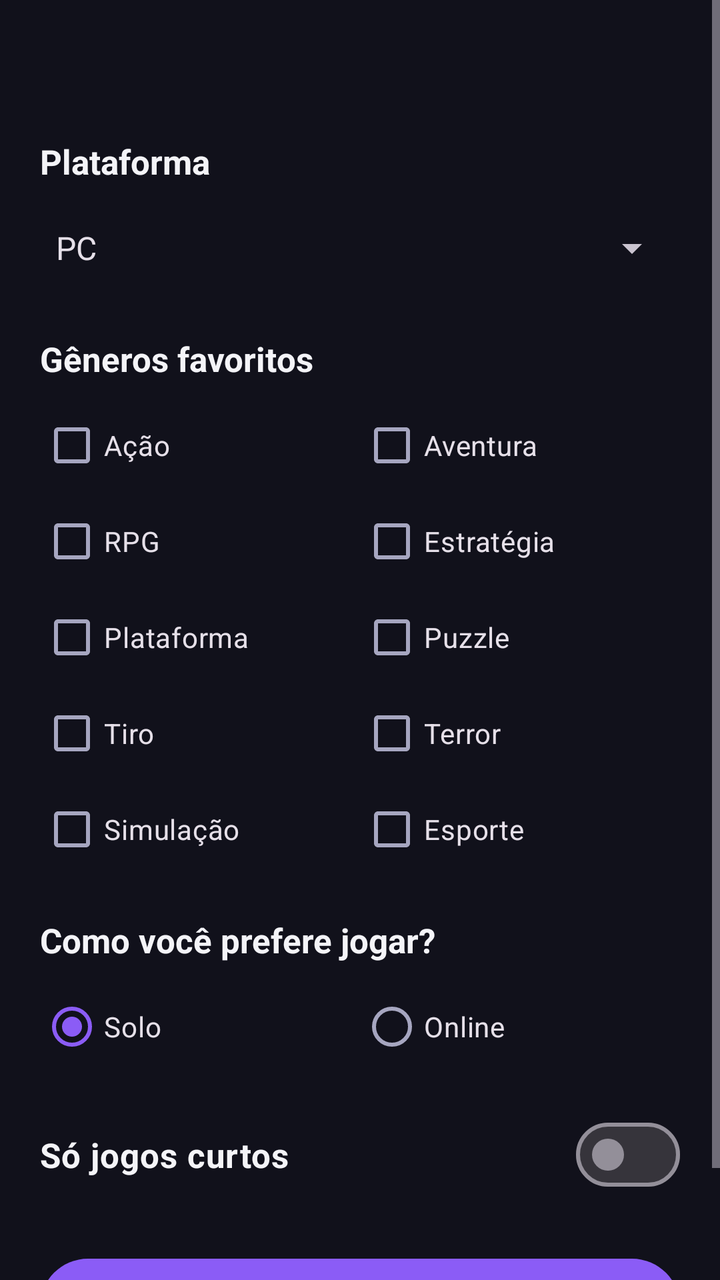
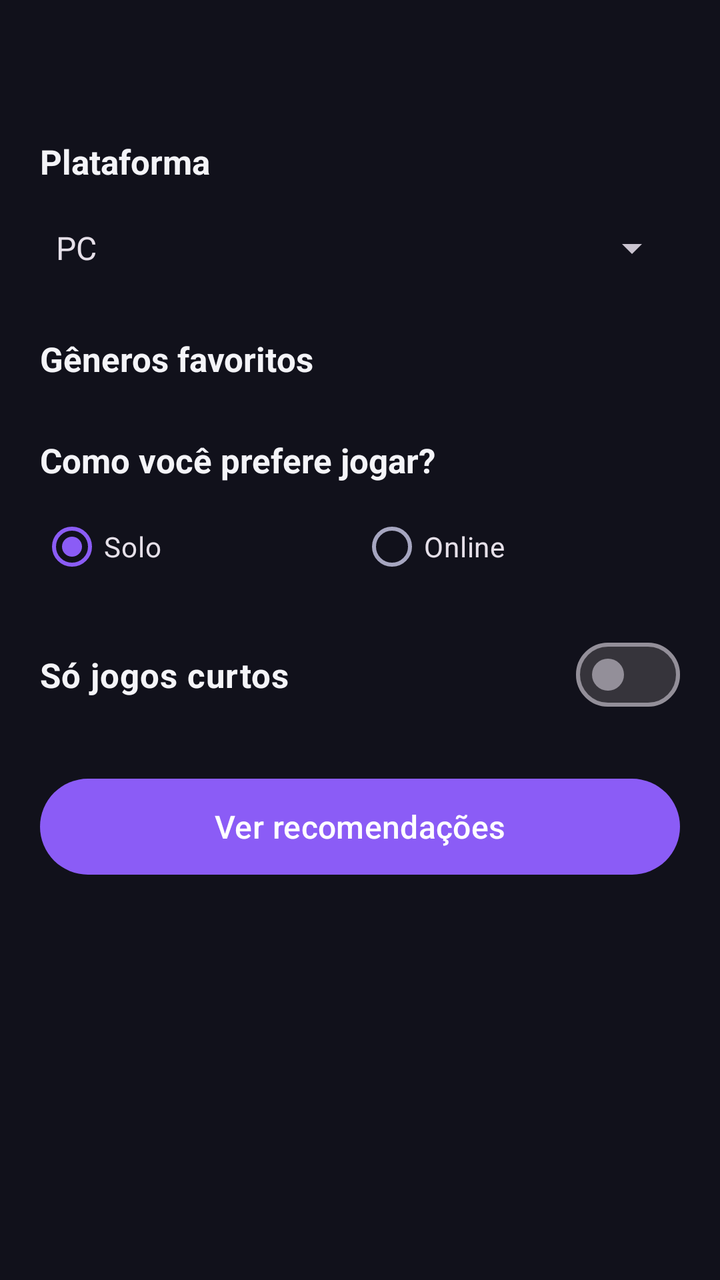

Two renders of the same Android screen: before a commit and after it. Below are the layout's source before the change and the commit's diff.
<!-- AndroidManifest.xml: application theme Theme.GameMatch -->
<!-- res/layout/activity_preferences.xml -->
<?xml version="1.0" encoding="utf-8"?>
<ScrollView xmlns:android="http://schemas.android.com/apk/res/android"
    android:layout_width="match_parent"
    android:layout_height="match_parent">

    <LinearLayout style="@style/Screen">

        <TextView
            android:id="@+id/tvGreeting"
            style="@style/Text.Title"
            android:textSize="22sp" />

        <TextView
            style="@style/Text.Section"
            android:text="@string/label_platform" />

        <Spinner
            android:id="@+id/spPlatform"
            android:layout_width="match_parent"
            android:layout_height="48dp"
            android:entries="@array/platforms" />

        <TextView
            style="@style/Text.Section"
            android:text="@string/label_genres" />

        
        <GridLayout
            android:id="@+id/gridGenres"
            android:layout_width="match_parent"
            android:layout_height="wrap_content"
            android:columnCount="2">

            <CheckBox
                android:layout_width="0dp"
                android:layout_columnWeight="1"
                android:text="@string/genre_action" />

            <CheckBox
                android:layout_width="0dp"
                android:layout_columnWeight="1"
                android:text="@string/genre_adventure" />

            <CheckBox
                android:layout_width="0dp"
                android:layout_columnWeight="1"
                android:text="@string/genre_rpg" />

            <CheckBox
                android:layout_width="0dp"
                android:layout_columnWeight="1"
                android:text="@string/genre_strategy" />

            <CheckBox
                android:layout_width="0dp"
                android:layout_columnWeight="1"
                android:text="@string/genre_platformer" />

            <CheckBox
                android:layout_width="0dp"
                android:layout_columnWeight="1"
                android:text="@string/genre_puzzle" />

            <CheckBox
                android:layout_width="0dp"
                android:layout_columnWeight="1"
                android:text="@string/genre_shooter" />

            <CheckBox
                android:layout_width="0dp"
                android:layout_columnWeight="1"
                android:text="@string/genre_horror" />

            <CheckBox
                android:layout_width="0dp"
                android:layout_columnWeight="1"
                android:text="@string/genre_simulation" />

            <CheckBox
                android:layout_width="0dp"
                android:layout_columnWeight="1"
                android:text="@string/genre_sports" />
        </GridLayout>

        <TextView
            style="@style/Text.Section"
            android:text="@string/label_mode" />

        <RadioGroup
            android:id="@+id/rgMode"
            android:layout_width="match_parent"
            android:layout_height="wrap_content"
            android:checkedButton="@+id/rbSolo"
            android:orientation="horizontal">

            <RadioButton
                android:id="@+id/rbSolo"
                android:layout_width="0dp"
                android:layout_height="wrap_content"
                android:layout_weight="1"
                android:text="@string/mode_solo" />

            <RadioButton
                android:id="@+id/rbOnline"
                android:layout_width="0dp"
                android:layout_height="wrap_content"
                android:layout_weight="1"
                android:text="@string/mode_online" />
        </RadioGroup>

        <com.google.android.material.materialswitch.MaterialSwitch
            android:id="@+id/swShortOnly"
            android:layout_width="match_parent"
            android:layout_height="wrap_content"
            android:layout_marginTop="16dp"
            android:text="@string/label_short_only"
            android:textColor="@color/text"
            android:textSize="17sp"
            android:textStyle="bold" />

        <Button
            android:id="@+id/btnRecommend"
            style="@style/Button.Primary"
            android:layout_marginTop="24dp"
            android:text="@string/action_recommend" />

    </LinearLayout>
</ScrollView>
<!-- resources referenced by this layout -->
<resources>
  <string-array name="platforms">
          <item>PC</item>
          <item>PlayStation</item>
          <item>Xbox</item>
          <item>Switch</item>
      </string-array>
  <color name="text">#F4F4F8</color>
  <string name="action_recommend">Ver recomendações</string>
  <string name="genre_action">Ação</string>
  <string name="genre_adventure">Aventura</string>
  <string name="genre_horror">Terror</string>
  <string name="genre_platformer">Plataforma</string>
  <string name="genre_puzzle">Puzzle</string>
  <string name="genre_rpg">RPG</string>
  <string name="genre_shooter">Tiro</string>
  <string name="genre_simulation">Simulação</string>
  <string name="genre_sports">Esporte</string>
  <string name="genre_strategy">Estratégia</string>
  <string name="label_genres">Gêneros favoritos</string>
  <string name="label_mode">Como você prefere jogar?</string>
  <string name="label_platform">Plataforma</string>
  <string name="label_short_only">Só jogos curtos</string>
  <string name="mode_online">Online</string>
  <string name="mode_solo">Solo</string>
  <style name="Button.Primary" parent="Widget.Material3.Button">
          <item name="android:layout_width">match_parent</item>
          <item name="android:layout_height">56dp</item>
          <item name="android:textSize">16sp</item>
      </style>
  <style name="Screen">
          <item name="android:layout_width">match_parent</item>
          <item name="android:layout_height">wrap_content</item>
          <item name="android:orientation">vertical</item>
          <item name="android:padding">20dp</item>
      </style>
  <style name="Text.Section">
          <item name="android:textSize">17sp</item>
          <item name="android:textStyle">bold</item>
          <item name="android:layout_marginTop">20dp</item>
          <item name="android:layout_marginBottom">8dp</item>
      </style>
  <style name="Text.Title">
          <item name="android:textSize">26sp</item>
          <item name="android:textStyle">bold</item>
      </style>
  <style name="Theme.GameMatch" parent="Theme.Material3.Dark">
          <item name="colorPrimary">@color/primary</item>
          <item name="colorOnPrimary">@color/on_primary</item>
          <item name="colorPrimaryContainer">@color/primary_container</item>
          <item name="colorOnPrimaryContainer">@color/text</item>
          <item name="colorSecondary">@color/accent</item>
          <item name="colorOnSecondary">@color/background</item>
          <item name="colorSurface">@color/surface</item>
          <item name="colorOnSurface">@color/text</item>
          <item name="colorOnSurfaceVariant">@color/text_secondary</item>
          <item name="colorError">@color/error</item>
          <item name="android:colorBackground">@color/background</item>
          <item name="colorOnBackground">@color/text</item>
          <item name="android:statusBarColor">@color/surface</item>
          <item name="android:navigationBarColor">@color/background</item>
      </style>
  <color name="primary">#8B5CF6</color>
  <color name="on_primary">#FFFFFF</color>
  <color name="primary_container">#3B2A73</color>
  <color name="accent">#34D399</color>
  <color name="background">#11111B</color>
  <color name="surface">#1B1B2B</color>
  <color name="text_secondary">#A6A6C0</color>
  <color name="error">#F87171</color>
</resources>

<!-- the commit's change to res/layout/activity_preferences.xml (unified diff, before → after) -->
@@ -29,58 +29,7 @@
             android:id="@+id/gridGenres"
             android:layout_width="match_parent"
             android:layout_height="wrap_content"
-            android:columnCount="2">
-
-            <CheckBox
-                android:layout_width="0dp"
-                android:layout_columnWeight="1"
-                android:text="@string/genre_action" />
-
-            <CheckBox
-                android:layout_width="0dp"
-                android:layout_columnWeight="1"
-                android:text="@string/genre_adventure" />
-
-            <CheckBox
-                android:layout_width="0dp"
-                android:layout_columnWeight="1"
-                android:text="@string/genre_rpg" />
-
-            <CheckBox
-                android:layout_width="0dp"
-                android:layout_columnWeight="1"
-                android:text="@string/genre_strategy" />
-
-            <CheckBox
-                android:layout_width="0dp"
-                android:layout_columnWeight="1"
-                android:text="@string/genre_platformer" />
-
-            <CheckBox
-                android:layout_width="0dp"
-                android:layout_columnWeight="1"
-                android:text="@string/genre_puzzle" />
-
-            <CheckBox
-                android:layout_width="0dp"
-                android:layout_columnWeight="1"
-                android:text="@string/genre_shooter" />
-
-            <CheckBox
-                android:layout_width="0dp"
-                android:layout_columnWeight="1"
-                android:text="@string/genre_horror" />
-
-            <CheckBox
-                android:layout_width="0dp"
-                android:layout_columnWeight="1"
-                android:text="@string/genre_simulation" />
-
-            <CheckBox
-                android:layout_width="0dp"
-                android:layout_columnWeight="1"
-                android:text="@string/genre_sports" />
-        </GridLayout>
+            android:columnCount="2" />
 
         <TextView
             style="@style/Text.Section"
<!-- resource entries referenced after the edit -->
@@ -8,16 +8,6 @@
       </string-array>
   <color name="text">#F4F4F8</color>
   <string name="action_recommend">Ver recomendações</string>
-  <string name="genre_action">Ação</string>
-  <string name="genre_adventure">Aventura</string>
-  <string name="genre_horror">Terror</string>
-  <string name="genre_platformer">Plataforma</string>
-  <string name="genre_puzzle">Puzzle</string>
-  <string name="genre_rpg">RPG</string>
-  <string name="genre_shooter">Tiro</string>
-  <string name="genre_simulation">Simulação</string>
-  <string name="genre_sports">Esporte</string>
-  <string name="genre_strategy">Estratégia</string>
   <string name="label_genres">Gêneros favoritos</string>
   <string name="label_mode">Como você prefere jogar?</string>
   <string name="label_platform">Plataforma</string>
